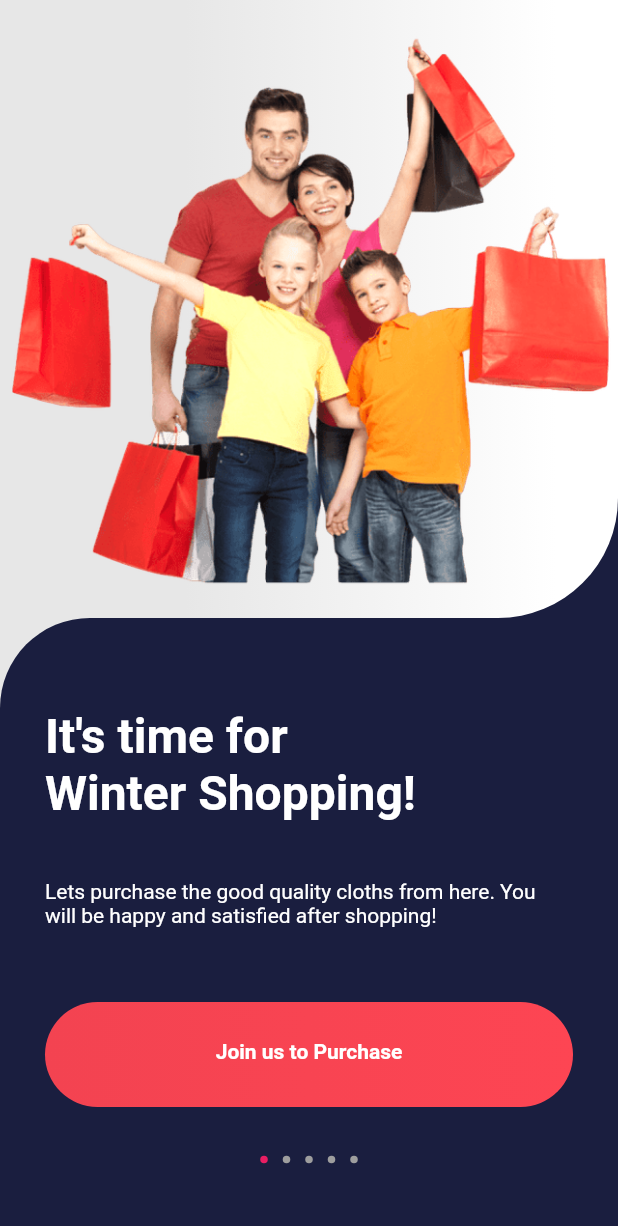
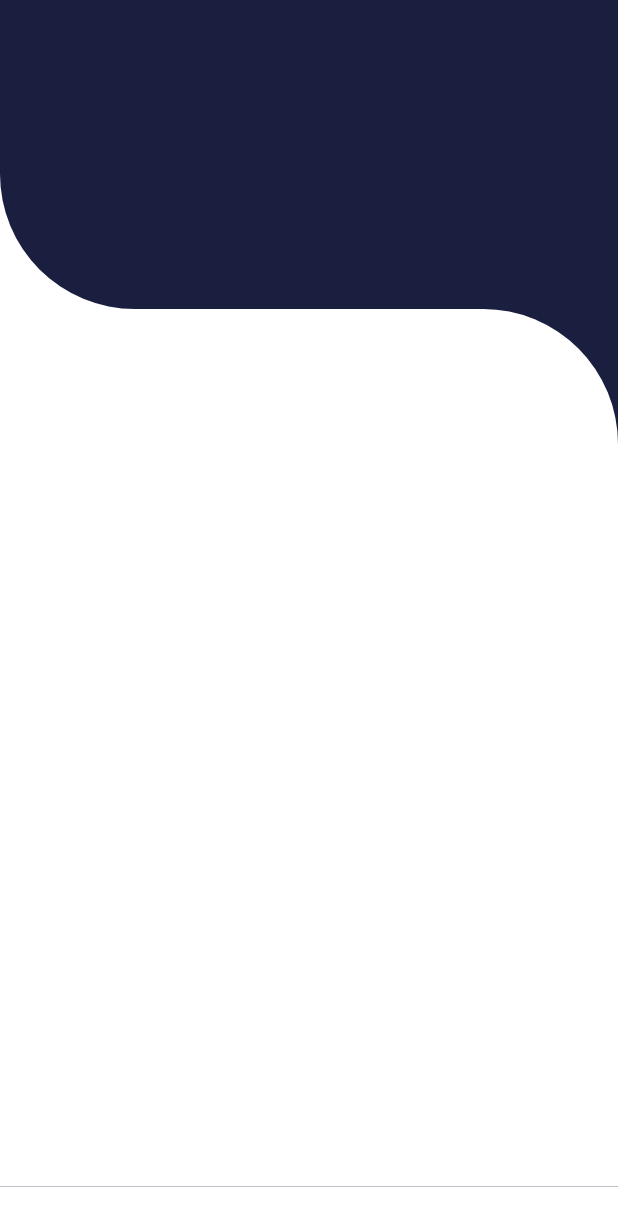
Before and after one commit to muhammadawaisyaseen/Ecommerce-UI-Design, a Flutter app: the screen it shows after launch, on a phone screen of 412 x 824 dp. Shown: the top 1226 px of the screen. Run offline on Flutter 3.47's test engine with Material 2 defaults, Android fonts, the phone set to English and light mode, and no system bars.

Commit message:
products page

```diff
--- a/lib/main.dart
+++ b/lib/main.dart
@@ -1,4 +1,5 @@
 import 'package:e_commerce_ui/screens/home_screen.dart';
+import 'package:e_commerce_ui/screens/products_screen.dart';
 import 'package:flutter/material.dart';
 
 void main() {
@@ -17,7 +18,7 @@ class MyApp extends StatelessWidget {
       theme: ThemeData(
         primarySwatch: Colors.blue,
       ),
-      home: HomePage(),
+      home: ProductsPage(),
     );
   }
 }
--- a/lib/screens/home_screen.dart
+++ b/lib/screens/home_screen.dart
@@ -1,3 +1,4 @@
+import 'package:e_commerce_ui/screens/products_screen.dart';
 import 'package:flutter/material.dart';
 import 'package:flutter/src/widgets/container.dart';
 import 'package:flutter/src/widgets/framework.dart';
@@ -85,9 +86,16 @@ class _HomePageState extends State<HomePage> {
                       const SizedBox(
                         height: 20,
                       ),
-                      // Pink Button Join us
+                      // Join us to Purchase Button
                       Padding(
                         padding: const EdgeInsets.symmetric(horizontal: 30),
+                        child: InkWell(
+                          onTap: () {
+                            Navigator.push(context, MaterialPageRoute(
+                              builder: (context) => ProductsPage(),
+
+                            ));
+                          },
                           child: Container(
                             width: MediaQuery.of(context).size.width * 1,
                             height: 70,
@@ -105,6 +113,7 @@ class _HomePageState extends State<HomePage> {
                                 style: TextStyle(
                                     color: Colors.white,
                                     fontWeight: FontWeight.bold),
+                              ),
                             ),
                           ),
                         ),
--- /dev/null
+++ b/lib/screens/products_screen.dart
@@ -0,0 +1,48 @@
+import 'package:flutter/material.dart';
+import 'package:flutter/src/widgets/container.dart';
+import 'package:flutter/src/widgets/framework.dart';
+
+class ProductsPage extends StatelessWidget {
+  const ProductsPage({super.key});
+
+  @override
+  Widget build(BuildContext context) {
+    return SafeArea(
+      child: Scaffold(
+        body: Container(
+          color: Colors.white,
+          child: Column(
+            children: [
+              // 1st Child
+              Container(
+                width: double.infinity,
+                height: MediaQuery.of(context).size.height * 0.25,
+                decoration: const BoxDecoration(
+                    color: Color(0xFF1a1e3f),
+                    borderRadius:
+                        BorderRadius.only(bottomLeft: Radius.circular(90))),
+              ),
+
+              //2nd Child
+
+              Container(
+                width: double.infinity,
+                height: MediaQuery.of(context).size.height * 0.71,
+                decoration: const BoxDecoration(
+                  color: Color(0xFF1a1e3f),
+                ),
+                child: Container(
+                  width: double.infinity,
+                  decoration: const BoxDecoration(
+                      color: Colors.white,
+                      borderRadius:
+                          BorderRadius.only(topRight: Radius.circular(90))),
+                ),
+              ),
+            ],
+          ),
+        ),
+      ),
+    );
+  }
+}
```
Lines whose indentation alone changed are shown as unchanged.
